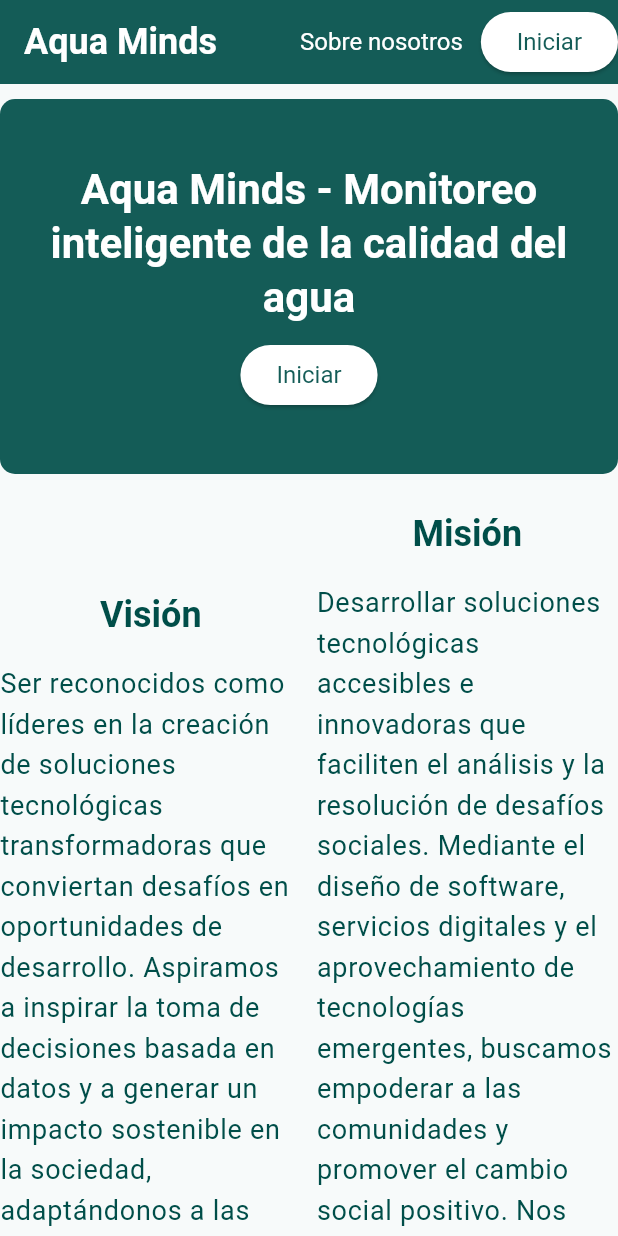
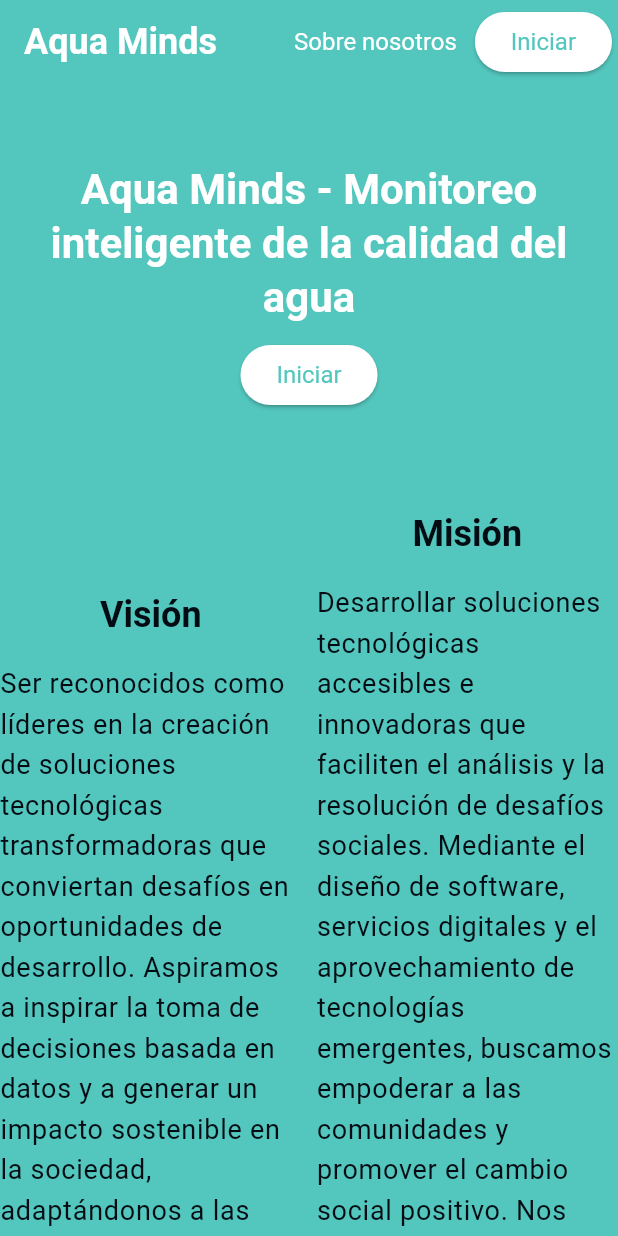
Before and after one commit to Emmanueloz/frontend_water_quality, a Flutter app: the screen it shows after launch, on a phone screen of 412 x 824 dp. Run offline on Flutter 3.47's test engine with Material 3 defaults, Android fonts, the phone set to English and light mode, and no system bars; our stand-ins replace connectivity_plus, dio, fl_chart, flutter_blue_plus, flutter_map, go_router and 4 more; missing offline and left inert: flutter_map_cancellable_tile_provider, girix_code_gauge, intl_mobile_field, onesignal_flutter; accounts and stored records are empty; network calls fail.

Commit message:
feat:cambio de layout y paleta de colores

```diff
--- a/lib/core/theme/theme.dart
+++ b/lib/core/theme/theme.dart
@@ -1,17 +1,43 @@
 import 'package:flutter/material.dart';
 
 class AppTheme {
-  static const Color textColor = Color(0xff004E49); //#424a4d
+  static const Color textColor = Color(0xff040c13); //#040c13
+
+  // Paleta base (CSS → Flutter)
+  static const Color robinEggBlue = Color(0xff5bcdc5); // #5bcdc5
+  static const Color robinEggBlue2 = Color(0xff53c6bd); // #53c6bd
+  static const Color verdigris = Color(0xff51c0b5); // #51c0b5
+  static const Color keppel = Color(0xff4fbaac); // #4fbaac
+
+  // MaterialColor para usar como primarySwatch
+  static const MaterialColor primarySwatch = MaterialColor(
+    0xff5bcdc5, // valor principal
+    <int, Color>{
+      50: Color(0xffe0f7f6),
+      100: Color(0xffb3e8e5),
+      200: Color(0xff80d9d3),
+      300: Color(0xff4dcac1),
+      400: Color(0xff26c0b6),
+      500: Color(0xff5bcdc5), // color base
+      600: Color(0xff53c6bd),
+      700: Color(0xff51c0b5),
+      800: Color(0xff4fbaac),
+      900: Color(0xff3da397),
+    },
+  );
 
   static ColorScheme get colorScheme => const ColorScheme.light(
-        primary: Color(0xff5accc4), //
-        secondary: Color(0xff145c57),
-        tertiary: Color(0xffbfe7e4),
-        surface: Color(0xfff7fafa),
-        primaryContainer: Color(0xff145c57),
-        secondaryContainer: Color(0xff5accc4),
-        tertiaryContainer: Color(0xffbfe7e4),
-        surfaceContainer: Color(0xfff7fafa),
+        primary: robinEggBlue,
+        secondary: robinEggBlue2,
+        tertiary: verdigris,
+        surface: Color(0xffefefef),
+        primaryContainer: Colors.white,
+        surfaceContainer: Color(0xfff6f9fb),
+        tertiaryContainer: keppel,
+        onPrimary: Colors.white,
+        onSecondary: textColor,
+        onTertiary: textColor,
+        onSurface: textColor,
       );
 
   static TextTheme get textTheme => const TextTheme(
@@ -64,27 +90,22 @@ class AppTheme {
   static ThemeData get lightTheme {
     return ThemeData(
       useMaterial3: true,
-      primarySwatch: Colors.cyan,
+      primarySwatch: primarySwatch, // ahora con tu paleta
       primaryColor: colorScheme.primary,
       colorScheme: colorScheme,
       appBarTheme: AppBarTheme(
-        backgroundColor: colorScheme.primary,
-        foregroundColor: colorScheme.surface,
+        actionsPadding: const EdgeInsets.all(4),
+        backgroundColor: colorScheme.primaryContainer,
         elevation: 0,
-        actionsIconTheme: IconThemeData(
-          color: colorScheme.secondary,
-        ),
-        iconTheme: IconThemeData(
-          color: colorScheme.secondary,
-        ),
+        actionsIconTheme: IconThemeData(color: colorScheme.primary),
+        iconTheme: IconThemeData(color: colorScheme.primary),
         titleTextStyle: textTheme.displaySmall,
       ),
-      scaffoldBackgroundColor: colorScheme.surface,
+      scaffoldBackgroundColor: colorScheme.secondary,
+      dividerTheme: DividerThemeData(color: colorScheme.primary),
       primaryTextTheme: textTheme,
       textTheme: textTheme,
-      iconTheme: IconThemeData(
-        color: colorScheme.secondary,
-      ),
+      iconTheme: IconThemeData(color: colorScheme.primary),
       listTileTheme: ListTileThemeData(
         textColor: textColor,
         iconColor: textColor,
@@ -94,58 +115,52 @@ class AppTheme {
       ),
       inputDecorationTheme: InputDecorationTheme(
         labelStyle: textTheme.bodyMedium,
-        iconColor: colorScheme.secondary,
+        iconColor: colorScheme.primary,
         prefixIconColor: colorScheme.secondary,
         suffixIconColor: colorScheme.secondary,
         floatingLabelBehavior: FloatingLabelBehavior.auto,
         border: OutlineInputBorder(
-          borderRadius: BorderRadius.all(Radius.circular(10)),
+          borderRadius: const BorderRadius.all(Radius.circular(10)),
           borderSide: BorderSide(color: colorScheme.primary, width: 1),
         ),
         enabledBorder: OutlineInputBorder(
-          borderRadius: BorderRadius.all(Radius.circular(10)),
+          borderRadius: const BorderRadius.all(Radius.circular(10)),
           borderSide: BorderSide(color: colorScheme.primary, width: 1),
         ),
         focusedBorder: OutlineInputBorder(
-          borderRadius: BorderRadius.all(Radius.circular(10)),
+          borderRadius: const BorderRadius.all(Radius.circular(10)),
           borderSide: BorderSide(color: colorScheme.primary, width: 2),
         ),
       ),
-      cardColor: colorScheme.surface,
-      cardTheme: CardThemeData(
-        elevation: 2,
-        color: colorScheme.surface,
+      cardTheme: CardTheme(
+        elevation: 0,
+        color: colorScheme.primaryContainer,
+        shape: RoundedRectangleBorder(
+          side: BorderSide(color: colorScheme.primary, width: 1),
+          borderRadius: BorderRadius.all(Radius.circular(10)),
+        ),
       ),
       navigationBarTheme: NavigationBarThemeData(
-        backgroundColor: colorScheme.surface,
-        indicatorColor: colorScheme.tertiary,
+        elevation: 0,
+        backgroundColor: colorScheme.secondary,
+        indicatorColor: colorScheme.surface,
       ),
       navigationRailTheme: NavigationRailThemeData(
-        backgroundColor: colorScheme.surface,
-        selectedIconTheme: IconThemeData(
-          color: colorScheme.secondary,
-        ),
-        unselectedIconTheme: IconThemeData(
-          color: textColor,
-        ),
+        backgroundColor: colorScheme.primary,
+        selectedIconTheme: IconThemeData(color: colorScheme.surface),
+        unselectedIconTheme: const IconThemeData(color: textColor),
         indicatorColor: colorScheme.tertiary,
-        selectedLabelTextStyle: textTheme.titleMedium,
+        selectedLabelTextStyle:
+            textTheme.titleMedium?.copyWith(fontWeight: FontWeight.bold),
         unselectedLabelTextStyle: textTheme.titleMedium,
       ),
       chipTheme: ChipThemeData(
-        backgroundColor: colorScheme.secondary,
-        labelStyle: textTheme.bodySmall?.copyWith(
-          color: colorScheme.surface,
-        ),
-        iconTheme: IconThemeData(
-          color: colorScheme.surface,
-        ),
+        backgroundColor: colorScheme.primary,
+        labelStyle: textTheme.bodySmall,
+        iconTheme: IconThemeData(color: textColor),
         shape: RoundedRectangleBorder(
           borderRadius: BorderRadius.circular(10),
-          side: BorderSide(
-            color: colorScheme.secondary,
-            width: 0,
-          ),
+          side: BorderSide(color: colorScheme.secondary, width: 0),
         ),
       ),
       expansionTileTheme: ExpansionTileThemeData(
@@ -153,9 +168,7 @@ class AppTheme {
         collapsedTextColor: textColor,
         iconColor: colorScheme.secondary,
         collapsedIconColor: colorScheme.secondary,
-        shape: BeveledRectangleBorder(
-          side: BorderSide.none,
-        ),
+        shape: const BeveledRectangleBorder(side: BorderSide.none),
       ),
       dropdownMenuTheme: DropdownMenuThemeData(
         textStyle: textTheme.bodyLarge?.copyWith(fontWeight: FontWeight.bold),
@@ -163,10 +176,7 @@ class AppTheme {
           suffixIconColor: colorScheme.primary,
           enabledBorder: InputBorder.none,
           focusedBorder: OutlineInputBorder(
-            borderSide: BorderSide(
-              color: colorScheme.primary,
-              width: 2,
-            ),
+            borderSide: BorderSide(color: colorScheme.primary, width: 2),
           ),
         ),
       ),
@@ -178,21 +188,22 @@ class AppTheme {
       ),
       elevatedButtonTheme: ElevatedButtonThemeData(
         style: ElevatedButton.styleFrom(
-          backgroundColor: colorScheme.secondary, //#5bcdc5
-          foregroundColor: colorScheme.surface,
+          backgroundColor: colorScheme.primary,
+          foregroundColor: textColor,
           textStyle: textTheme.bodyMedium,
         ),
       ),
       outlinedButtonTheme: OutlinedButtonThemeData(
         style: OutlinedButton.styleFrom(
-          side: BorderSide(color: colorScheme.secondary, width: 1),
+          side: BorderSide(color: colorScheme.primary, width: 1),
           foregroundColor: textColor,
           textStyle: textTheme.bodyMedium,
         ),
       ),
       textButtonTheme: TextButtonThemeData(
         style: TextButton.styleFrom(
-          foregroundColor: textColor, //#5bcdc5
+          iconColor: colorScheme.primary,
+          foregroundColor: textColor,
           textStyle: textTheme.bodyMedium,
         ),
       ),
--- a/lib/presentation/widgets/common/molecules/button_profile.dart
+++ b/lib/presentation/widgets/common/molecules/button_profile.dart
@@ -19,7 +19,9 @@ class ButtonProfile extends StatelessWidget {
         Icons.account_circle,
         size: 30,
       ),
-      label: Column(
+      label: Container(
+        padding: EdgeInsets.all(2),
+        child: Column(
           mainAxisAlignment: MainAxisAlignment.center,
           crossAxisAlignment: CrossAxisAlignment.start,
           children: [
@@ -27,6 +29,7 @@ class ButtonProfile extends StatelessWidget {
             Text(email),
           ],
         ),
+      ),
       onPressed: onPressed,
     );
   }
--- a/lib/presentation/widgets/common/organisms/app_bar_navigation.dart
+++ b/lib/presentation/widgets/common/organisms/app_bar_navigation.dart
@@ -44,7 +44,7 @@ class AppBarNavigation extends StatelessWidget implements PreferredSizeWidget {
               },
             ),
             IconButton(
-              icon: const Icon(Icons.notifications),
+              icon: const Icon(Icons.notifications_outlined),
               onPressed: () {
                 if (isOffline) {
                   return;
@@ -97,10 +97,6 @@ class AppBarNavigation extends StatelessWidget implements PreferredSizeWidget {
         }
 
         return AppBar(
-          leading: IconButton(
-            icon: Icon(Icons.home),
-            onPressed: () => {context.goNamed(Routes.splash.name)},
-          ),
           title: Text(title),
           actions: actions,
         );
--- a/lib/presentation/widgets/specific/workspace/molecules/meter_card.dart
+++ b/lib/presentation/widgets/specific/workspace/molecules/meter_card.dart
@@ -20,12 +20,9 @@ class MeterCard extends StatelessWidget {
 
   @override
   Widget build(BuildContext context) {
-    Widget iconAvatar = Icon(Icons.lock_outlined);
-
     return BaseCard(
       title: name,
       chip: Chip(
-        avatar: iconAvatar,
         label: Text(state),
       ),
       onTap: onTap,
--- a/lib/presentation/widgets/specific/workspace/molecules/radial_gauge_meter.dart
+++ b/lib/presentation/widgets/specific/workspace/molecules/radial_gauge_meter.dart
@@ -45,9 +45,9 @@ class _RadialGaugeMeterState extends State<RadialGaugeMeter> {
       Theme.of(context).colorScheme.secondary,
     ];
 
-    return SizedBox(
-      width: widget.size.width,
-      height: widget.size.height,
+    return Card(
+      //width: widget.size.width,
+      //height: widget.size.height,
       child: Column(
         mainAxisAlignment: MainAxisAlignment.start,
         spacing: 5,
--- a/lib/presentation/widgets/specific/workspace/molecules/sensor_color.dart
+++ b/lib/presentation/widgets/specific/workspace/molecules/sensor_color.dart
@@ -13,7 +13,8 @@ class SensorColor extends StatelessWidget {
 
   @override
   Widget build(BuildContext context) {
-    return Column(
+    return Card(
+      child: Column(
         mainAxisAlignment: MainAxisAlignment.start,
         spacing: 5,
         children: [
@@ -39,6 +40,7 @@ class SensorColor extends StatelessWidget {
             ),
           )
         ],
+      ),
     );
   }
 }
--- a/lib/router/app_router.dart
+++ b/lib/router/app_router.dart
@@ -31,6 +31,7 @@ import 'package:frontend_water_quality/presentation/pages/view_meter_ubications.
 import 'package:frontend_water_quality/presentation/pages/view_notification_details.dart';
 import 'package:frontend_water_quality/presentation/pages/list_meter.dart';
 import 'package:frontend_water_quality/presentation/providers/auth_provider.dart';
+import 'package:frontend_water_quality/presentation/widgets/common/atoms/base_container.dart';
 import 'package:frontend_water_quality/presentation/widgets/layout/layout_meters.dart';
 import 'package:frontend_water_quality/presentation/widgets/layout/layout_workspace.dart';
 import 'package:frontend_water_quality/presentation/pages/weather_page.dart';
@@ -68,7 +69,8 @@ class AppRouter {
   ) async {
     print("redirect");
 
-    if (state.uri.path == Routes.splash.path) {
+    if (state.uri.path == Routes.splash.path ||
+        state.uri.path == Routes.aboutUs.path) {
       return null;
     }
 
@@ -239,7 +241,7 @@ class AppRouter {
                           final id = state.pathParameters['id'] ?? 'default';
                           final idMeter =
                               state.pathParameters['idMeter'] ?? 'default';
-                          return SizedBox(
+                          return BaseContainer(
                             child: Text("Analisis $id $idMeter"),
                           );
                         },
```
Also changed, not shown: lib/presentation/widgets/common/atoms/base_container.dart (+2 -5 lines), lib/presentation/widgets/common/organisms/sidebar.dart (+6 -10 lines), lib/presentation/widgets/layout/layout.dart (+16 -13 lines), lib/presentation/widgets/specific/alerts/molecules/alert_card.dart (+1 -17 lines), lib/presentation/widgets/specific/guests/molecules/guests_cards.dart (+1 -17 lines). Lines whose indentation alone changed are shown as unchanged.
